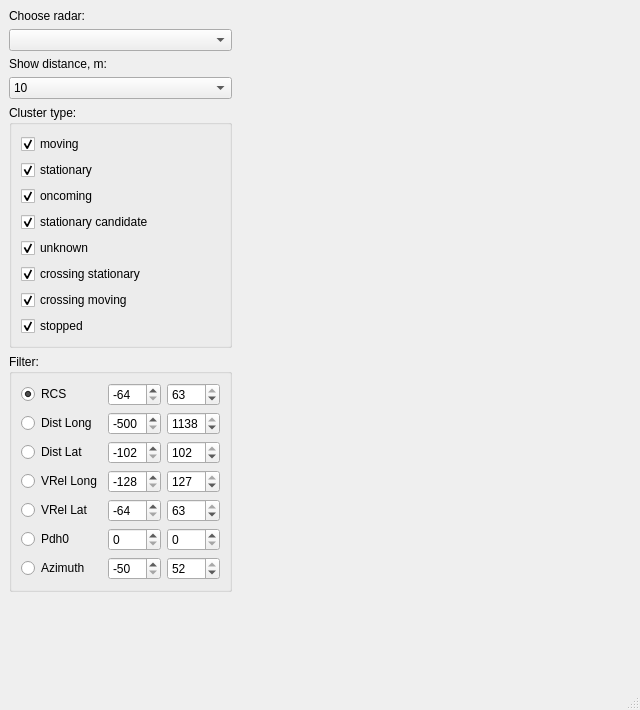
Above: displaydata.ui from anatoltrush/RadarVisual before the change. Below: the same form after it.
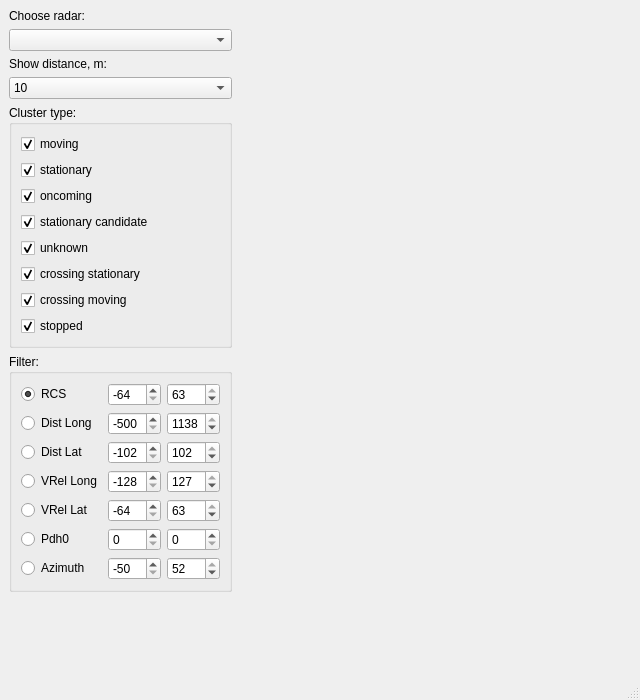
That is the form after the change. Icons and pictures are not drawn. Custom widgets are drawn as their Qt base class.

Commit message: Radar draw + UI fixes done

Diff of the .ui file:
```diff
--- a/displaydata.ui
+++ b/displaydata.ui
@@ -7,7 +7,7 @@
     <x>0</x>
     <y>0</y>
     <width>640</width>
-    <height>710</height>
+    <height>700</height>
    </rect>
   </property>
   <property name="windowTitle">
```
Left out of the diff: 9 changed lines with no effect on the pictures. The commit also changes 6 other files.
